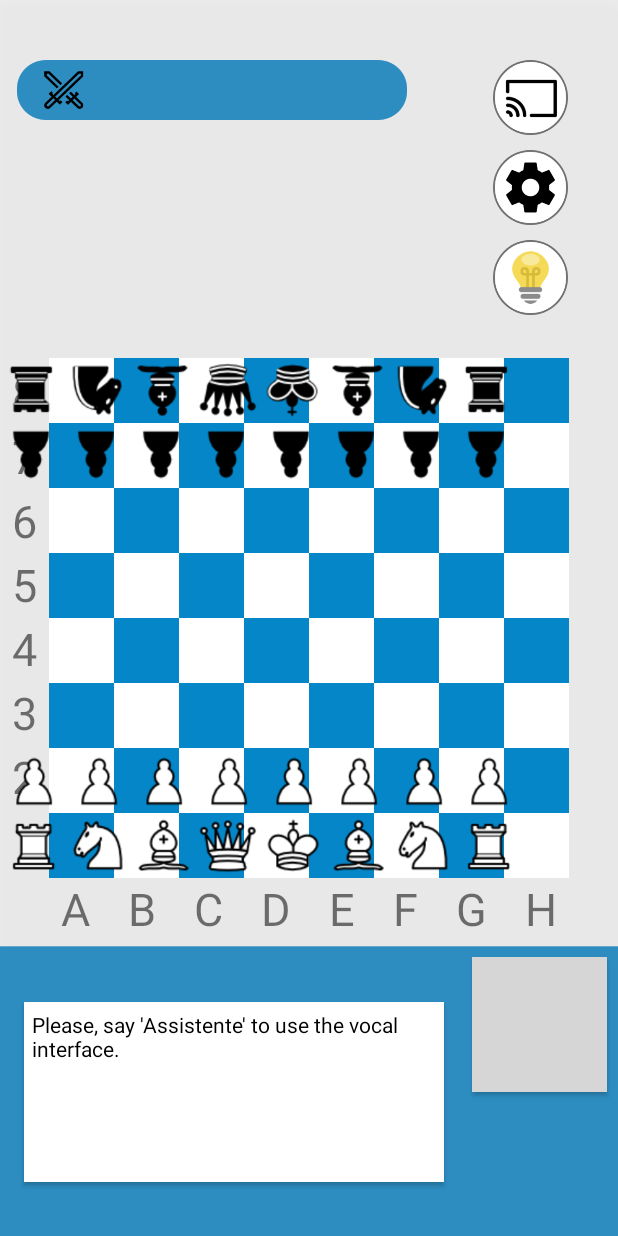
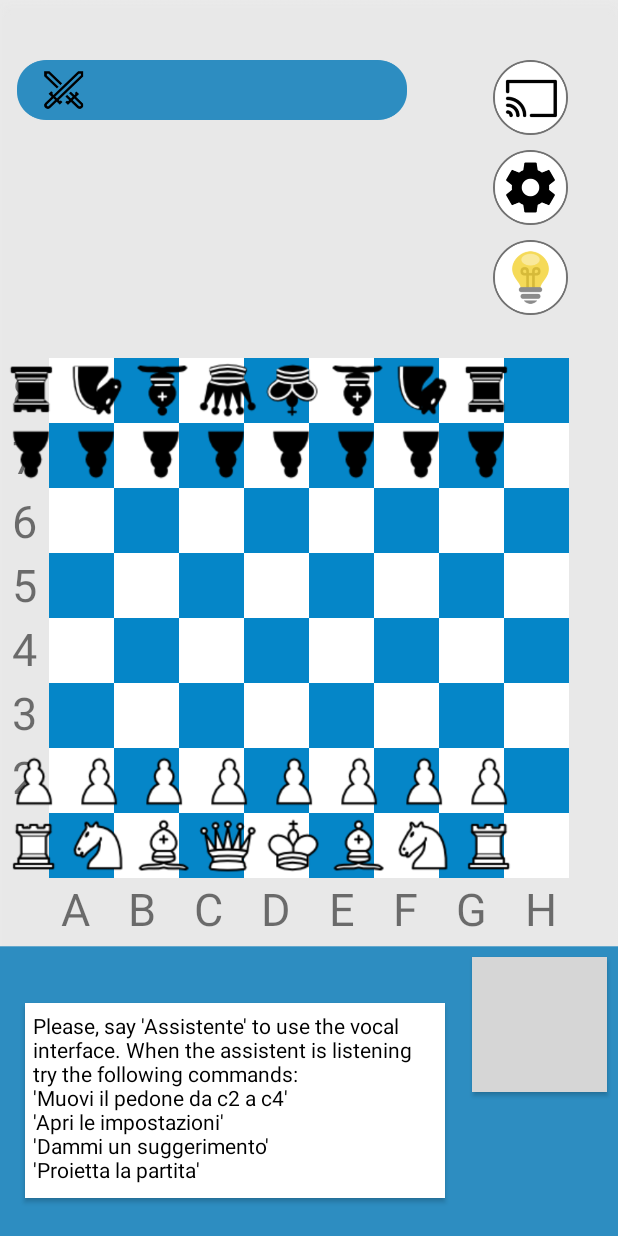
Before and after one commit to ValerioGoretti/ChessEleven, an Android app: the MainActivity screen opened directly, with no data from a screen before it, on a phone screen of 412 x 824 dp. Run offline under Robolectric (Android 15) with nearby library versions, the phone set to English and light mode, and no system bars; libraries missing offline, so code that uses them is left out: com.github.bhlangonijr.chesslib; 2 statements that could not run were skipped; grey boxes are pictures that could not be loaded.

Commit message:
Movimenti Vocali ok

```diff
--- a/Chess-master/app/src/main/java/com/example/dipanshkhandelwal/chess/MainActivity.java
+++ b/Chess-master/app/src/main/java/com/example/dipanshkhandelwal/chess/MainActivity.java
@@ -17,6 +17,7 @@ import android.support.v7.app.AppCompatActivity;
 import android.os.Bundle;
 import android.util.Log;
 import android.view.View;
+import android.widget.ImageView;
 import android.widget.LinearLayout;
 import android.widget.TextView;
 import android.widget.Toast;
@@ -54,7 +55,9 @@ public class MainActivity extends AppCompatActivity implements View.OnClickListe
     private int currentTask=0;
     private int currentStep=0;
     private Move proposedMove;
+    private ImageView imlistenig;
     private Suggestions suggestions=new Suggestions();
+
 
 
     private void resetSpeechRecognizer() {
@@ -84,6 +87,7 @@ public class MainActivity extends AppCompatActivity implements View.OnClickListe
         }
         setContentView(R.layout.activity_main);
         initializeBoard();
+        imlistenig=(ImageView) findViewById(R.id.imlistening);
         listeningSound=MediaPlayer.create(this,R.raw.listening);
         game_over = (TextView) findViewById(R.id.game_over);
         pawn_choices = (LinearLayout) findViewById(R.id.pawn_chioces);
@@ -98,7 +102,23 @@ public class MainActivity extends AppCompatActivity implements View.OnClickListe
             }
             @Override
             public void onFinish() {
+
                 isTriggered=false;
+                if(currentTask==0){
+                    returnedText.setText("I didn't understand the first command! Please try again");
+                    new CountDownTimer(3000,1000){
+                        @Override
+                        public void onTick(long l) {
+
+                        }
+                        @Override
+                        public void onFinish() {
+                            returnedText.setText(suggestions.getFirstMessage());
+                            imlistenig.setVisibility(View.INVISIBLE);
+                        }
+                    }.start();
+                }
+
             }
         };
         int permissionCheck = ContextCompat.checkSelfPermission(getApplicationContext(), Manifest.permission.RECORD_AUDIO);
@@ -176,7 +196,8 @@ public class MainActivity extends AppCompatActivity implements View.OnClickListe
                         isTriggered = true;
                         timer.start();
                         listeningSound.start();
-                        returnedText.setText(suggestions.getCommandSuggestions());
+                        imlistenig.setVisibility(View.VISIBLE);
+
                     }
                 } else {
                     if (isTriggered) {
@@ -185,22 +206,48 @@ public class MainActivity extends AppCompatActivity implements View.OnClickListe
                         String mossa=textToCommand.getMove(text.toLowerCase());
                         if (!mossa.equals("I didn't understand the move")){
                             Move m=searchMove(mossa);
-                            if (m==null) {returnedText.setText("Uncorrect move! Try again");}
+
+                            if (m==null) {
+                                returnedText.setText("Uncorrect move! Try again");
+                                new CountDownTimer(3000,1000){
+                                    @Override
+                                    public void onTick(long l) {
+
+                                    }
+                                    @Override
+                                    public void onFinish() {
+                                        returnedText.setText(suggestions.getFirstMessage());
+                                        imlistenig.setVisibility(View.GONE);
+                                    }
+                                }.start();
+                                }
                             else {System.out.println("Correct Move! "+m.toString());
                                 System.out.println("Piece moved  " + board.getPiece(m.getFrom()));
                                 proposedMove=m;
-                                returnedText.setText("Do you confirm the move:\n"+board.getPiece(m.getFrom()).toString().toLowerCase().replace("_"," ")+" from "+m.getFrom()+" to "+m.getTo()+"?");currentTask=1;currentStep=2;
+                                returnedText.setText("Do you confirm the move:\n"+board.getPiece(m.getFrom()).toString().toLowerCase().replace("_"," ")+" from "+m.getFrom()+" to "+m.getTo()+"?\n\n'si'\n\n'no'");currentTask=1;currentStep=2;
                             }
                            }
                         else{
-                        returnedText.setText("I didn't understand the command. Please try again.");
+
+                            returnedText.setText("I didn't understand the first command! Please try again");
+                            new CountDownTimer(3000,1000){
+                                @Override
+                                public void onTick(long l) {
+
+                                }
+                                @Override
+                                public void onFinish() {
+                                    returnedText.setText(suggestions.getFirstMessage());
+                                    imlistenig.setVisibility(View.INVISIBLE);
+                                }
+                            }.start();
                         }
                     }
                 }
 
             }
             else{
-                if(text.toLowerCase().contains("indietro")){returnedText.setText(" ");currentTask=0;}
+                if(text.toLowerCase().contains("indietro")){returnedText.setText(" ");currentTask=0;imlistenig.setVisibility(View.GONE);returnedText.setText(suggestions.getFirstMessage());}
                 if(currentTask==10){
                        String promozione=text.toLowerCase();
                        View v=null;
@@ -213,21 +260,17 @@ public class MainActivity extends AppCompatActivity implements View.OnClickListe
                           else if(promozione.contains("alfiere")) {
                                v = findViewById(getResources().getIdentifier("pawn_bishop", "id", getBaseContext().getPackageName()));
                            }
-                       if (v==null) {returnedText.setText("Plese chose among 'regina','cavallo','alfiere' or 'torre' "); }
-                       else{returnedText.setText("Done!");currentTask=0;currentStep=0;pawnChoice(v);proposedMove=null;}
+                       if (v==null) {returnedText.setText("\"Please chose among:\\n'Regina'\\n'Alfiere'\\n'Torre'\\n'Cavallo'\""); }
+                       else{returnedText.setText(suggestions.getFirstMessage());currentTask=0;currentStep=0;pawnChoice(v);proposedMove=null;imlistenig.setVisibility(View.GONE);imlistenig.setVisibility(View.INVISIBLE);}
                 }
                 if (currentTask==1){
-                    //if (currentStep==1){
-                    //  String mossa=textToCommand.getMove(text.toLowerCase());
-                    // if (!mossa.equals("I didn't understand the move")){
-                    //returnedText.setText("Do you confirm the move: "+mossa+"?");currentStep+=1;}}
                     if (currentStep==2 && proposedMove!=null){
                         System.out.println(text.toLowerCase());
                         if(text.contains("sì")){
                             currentTask=0;
                             currentStep=0;
                             System.out.println("Task 1. ");
-                            returnedText.setText("Done!");
+                            returnedText.setText(suggestions.getFirstMessage());
                             List<Integer> coordinate_from=parseMove(proposedMove.getFrom());
                             String coordinate_f="R"+coordinate_from.get(0) +""+coordinate_from.get(1);
                             View from=findViewById(getResources().getIdentifier(coordinate_f,"id", getBaseContext().getPackageName()));
@@ -237,11 +280,13 @@ public class MainActivity extends AppCompatActivity implements View.OnClickListe
                             View to=findViewById(getResources().getIdentifier(coordinate_t,"id", getBaseContext().getPackageName()));
                             onClick(to);
                             proposedMove=null;
+                            imlistenig.setVisibility(View.GONE);
                         }
                         if(text.contains("no")){
                             currentStep=0;
                             currentTask=0;
-                            returnedText.setText("");
+                            returnedText.setText(suggestions.getFirstMessage());
+                            imlistenig.setVisibility(View.GONE);
                         }
                     }
                 }
@@ -786,10 +831,12 @@ public class MainActivity extends AppCompatActivity implements View.OnClickListe
                     if(board.getPiece(mo.getFrom())== Piece.WHITE_PAWN && (mo.getTo()==Square.A8 || mo.getTo()==Square.B8 || mo.getTo()==Square.C8 || mo.getTo()==Square.D8 || mo.getTo()==Square.E8 || mo.getTo()==Square.F8 || mo.getTo()==Square.G8 || mo.getTo()==Square.H8)){
                         currentTask=10;
                         pawn_choices.setVisibility(View.VISIBLE);
+                        imlistenig.setVisibility(View.VISIBLE);
                         return;
                     }else {
                         if(board.getPiece(mo.getFrom())== Piece.BLACK_PAWN && (mo.getTo()==Square.A1 || mo.getTo()==Square.B1 || mo.getTo()==Square.C1 || mo.getTo()==Square.D1 || mo.getTo()==Square.E1 || mo.getTo()==Square.F1 || mo.getTo()==Square.G1 || mo.getTo()==Square.H1)){
                             pawn_choices.setVisibility(View.VISIBLE);
+                            imlistenig.setVisibility(View.VISIBLE);
                             currentTask=10;
                             return;
                         }
@@ -825,6 +872,8 @@ public class MainActivity extends AppCompatActivity implements View.OnClickListe
 
     public void pawnChoice (View view){
         pawn_choices.setVisibility(View.INVISIBLE);
+        imlistenig.setVisibility(View.INVISIBLE);
+        returnedText.setText("Please chose among:\n'Regina'\n'Alfiere'\n'Torre'\n'Cavallo'");
         TextView t= (TextView) view;
         switch (t.getText().toString()){
             case "Queen":   lastChoice = (board.getSideToMove().equals(Side.WHITE)) ?  Piece.WHITE_QUEEN :  Piece.BLACK_QUEEN;
@@ -839,7 +888,6 @@ public class MainActivity extends AppCompatActivity implements View.OnClickListe
         board.doMove(new Move(c1,c2,lastChoice));
         clearBoardColor();
         moveBoard(parseBoard());
-        //System.out.println(board.toString());
         clearDuble();
     }
 
--- a/Chess-master/app/src/main/java/com/example/dipanshkhandelwal/chess/MainActivity2.java
+++ b/Chess-master/app/src/main/java/com/example/dipanshkhandelwal/chess/MainActivity2.java
@@ -39,6 +39,7 @@ public class MainActivity2 extends AppCompatActivity implements
     private MediaPlayer listeningSound;
     private TextToCommand textToCommand=new TextToCommand();
     private int currentTask=0;
+    private Button imlistening;
     private int currentStep=0;
     private void resetSpeechRecognizer() {
         if(speech != null)
@@ -62,6 +63,7 @@ public class MainActivity2 extends AppCompatActivity implements
     @Override
     protected void onCreate(Bundle savedInstanceState) {
         super.onCreate(savedInstanceState);
+
         setContentView(R.layout.activity_main2);
         // UI initialisation
         returnedText =(TextView) findViewById(R.id.X);
--- a/Chess-master/app/src/main/java/com/example/dipanshkhandelwal/chess/Suggestions.java
+++ b/Chess-master/app/src/main/java/com/example/dipanshkhandelwal/chess/Suggestions.java
@@ -4,26 +4,14 @@ import java.util.ArrayList;
 
 public class Suggestions {
 
-    ArrayList<String> tasks=new ArrayList<>();
+    private ArrayList<String> tasks=new ArrayList<>();
+    private String firstMessage="Please, say 'Assistente' to use the vocal interface. When the assistent is listening, try the following commands: \n'Muovi il pedone da c2 a c4'\n'Apri le impostazioni'\n'Dammi un suggerimento'\n'Proietta la partita'";
 
-    public Suggestions(){
-        tasks.add("'Muovi il pedone da c2 a c4'");
-        tasks.add("'Dammi un consiglio'");
-        tasks.add("'Mostrami le impostazioni'");
-        tasks.add("'Proietta lo schermo'");
-    }
+
     public String yesNoSuggestions(){
         return "'yes'\n'no'";
     }
-
-    public String getCommandSuggestions(){
-        String text="";
-        for(String s: tasks){
-
-            text=text+s+"\n";
-        }
-        return text;
+    public String getFirstMessage(){return firstMessage;}
 
 
-    }
 }
--- a/Chess-master/app/src/main/res/layout/activity_main.xml
+++ b/Chess-master/app/src/main/res/layout/activity_main.xml
@@ -7,21 +7,33 @@
     android:layout_height="match_parent"
     tools:context="com.example.dipanshkhandelwal.chess.MainActivity">
     <!--android:background="@color/backgroundBoard"-->
-
+    <ImageView
+        android:layout_width="50dp"
+        android:layout_height="50dp"
+        android:background="@drawable/imlistening"
+        android:elevation="2dp"
+        app:layout_constraintBottom_toBottomOf="parent"
+        app:layout_constraintEnd_toEndOf="parent"
+        android:layout_marginLeft="20dp"
+        android:id="@+id/imlistening"
+        android:visibility="gone"
+        app:layout_constraintStart_toEndOf="@+id/textAssistent"
+        app:layout_constraintTop_toBottomOf="@+id/button6"></ImageView>
 
     <TextView
         android:layout_width="280dp"
         android:padding="5dp"
-        android:layout_height="120dp"
-        android:layout_marginBottom="36dp"
+        android:layout_height="130dp"
+
+        android:layout_marginBottom="25dp"
         android:background="#fff"
         android:elevation="2dp"
-        android:text="Please, say 'Assistente' to use the vocal interface."
+        android:text="Please, say 'Assistente' to use the vocal interface. When the assistent is listening try the following commands:\n'Muovi il pedone da c2 a c4'\n'Apri le impostazioni'\n'Dammi un suggerimento'\n'Proietta la partita'"
         android:id="@+id/textAssistent"
         android:textColor="#000"
         app:layout_constraintBottom_toBottomOf="parent"
         app:layout_constraintEnd_toStartOf="@+id/button6"
-        app:layout_constraintHorizontal_bias="0.47"
+        app:layout_constraintHorizontal_bias="0.48"
         app:layout_constraintStart_toStartOf="parent"></TextView>
 
     <Button
```
Also changed, not shown: Chess-master/app/src/main/res/drawable-xxhdpi/imlistening.png (added).
